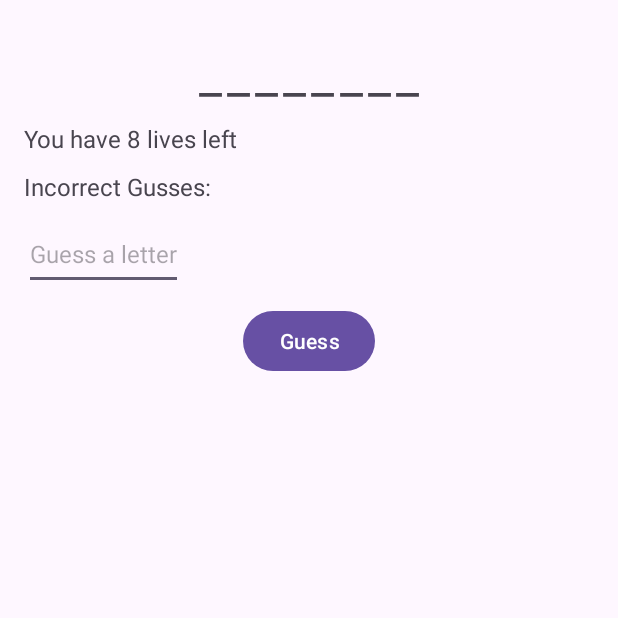
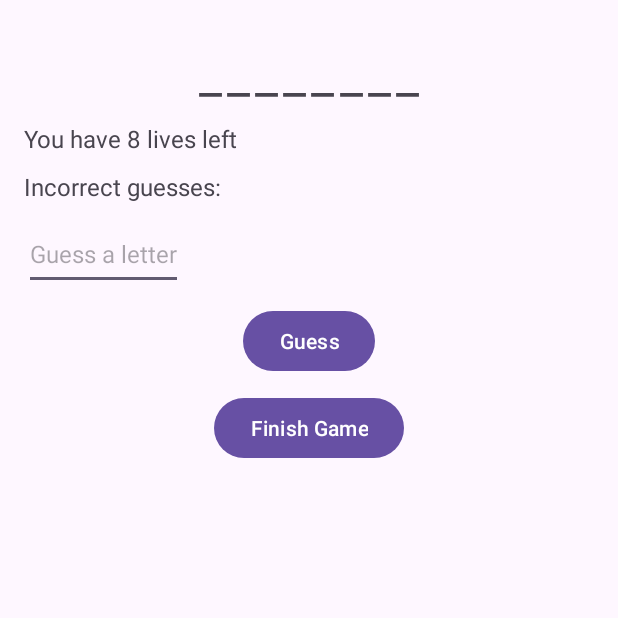
Before and after one commit to mahipal2912/GuessingGame, an Android app: the screen it shows after launch (GameActivity), on a phone screen of 412 x 824 dp, the top half of it. Run offline under Robolectric (Android 15) with nearby library versions, the phone set to English and light mode, and no system bars; our stand-ins replace data binding.

Commit message:
-> used LiveData

```diff
--- a/app/build.gradle.kts
+++ b/app/build.gradle.kts
@@ -20,7 +20,7 @@ android {
     }
 
     buildFeatures {
-        viewBinding = true
+        dataBinding = true
     }
 
     buildTypes {
--- a/app/src/main/java/com/mahi/guessinggame/GameFragment.kt
+++ b/app/src/main/java/com/mahi/guessinggame/GameFragment.kt
@@ -31,16 +31,9 @@ class GameFragment : Fragment() {
 
         viewModel = ViewModelProvider(this).get(GameViewModel::class.java)
 
-        viewModel.incorrectGusses.observe(viewLifecycleOwner, Observer { newValue ->
-            binding.tvIncorrectGusses.text = "Incorrect Gusses: $newValue"
-        })
-        viewModel.livesLeft.observe(viewLifecycleOwner, Observer { newValue ->
-            binding.tvLives.text = "You have $newValue lives left"
-        })
+        binding.gameViewModel = viewModel
 
-        viewModel.secretWordDisplay.observe(viewLifecycleOwner, Observer { newValue ->
-            binding.tvWord.text = newValue
-        })
+        binding.lifecycleOwner = viewLifecycleOwner
 
         viewModel.gameOver.observe(viewLifecycleOwner,Observer { newValue ->
             if (newValue) {
--- a/app/src/main/java/com/mahi/guessinggame/GameViewModel.kt
+++ b/app/src/main/java/com/mahi/guessinggame/GameViewModel.kt
@@ -70,5 +70,9 @@ class GameViewModel : ViewModel () {
         return message
     }
 
+    fun finishGame () {
+        _gameOver.value = true
+    }
+
 
 }
--- a/app/src/main/java/com/mahi/guessinggame/ResultFragment.kt
+++ b/app/src/main/java/com/mahi/guessinggame/ResultFragment.kt
@@ -6,7 +6,6 @@ import android.view.LayoutInflater
 import android.view.View
 import android.view.ViewGroup
 import androidx.lifecycle.ViewModelProvider
-import androidx.lifecycle.get
 import androidx.navigation.findNavController
 import com.mahi.guessinggame.databinding.FragmentResultBinding
 
@@ -33,8 +32,8 @@ class ResultFragment : Fragment() {
         viewModelFactory = ResultViewModelFactory(result)
         viewModel = ViewModelProvider(this, viewModelFactory)
                                      .get(ResultViewModel::class.java)
-
-        binding.tvWonLost.text = viewModel.result
+        // set the layout's data binding variable
+        binding.resultViewModel = viewModel
 
         binding.btNewGame.setOnClickListener {
             view.findNavController().navigate(R.id.action_resultFragment_to_gameFragment)
--- a/app/src/main/res/layout/fragment_game.xml
+++ b/app/src/main/res/layout/fragment_game.xml
@@ -1,11 +1,18 @@
 <?xml version="1.0" encoding="utf-8"?>
-<LinearLayout xmlns:android="http://schemas.android.com/apk/res/android"
+<layout
+        xmlns:android="http://schemas.android.com/apk/res/android"
         xmlns:tools="http://schemas.android.com/tools"
+        tools:context=".GameFragment">
+    <data>
+        <variable
+                name="gameViewModel"
+                type="com.mahi.guessinggame.GameViewModel" />
+    </data>
+<LinearLayout
         android:layout_width="match_parent"
         android:layout_height="match_parent"
         android:orientation="vertical"
-        android:padding="16dp"
-        tools:context=".GameFragment">
+        android:padding="16dp">
 
 
     <TextView
@@ -15,20 +22,24 @@
             android:layout_gravity="center"
             android:letterSpacing="0.1"
             android:layout_marginTop="10dp"
-            android:textSize="34sp" />
+            android:textSize="34sp"
+            android:text="@{gameViewModel.secretWordDisplay}"/>
 
     <TextView
             android:id="@+id/tvLives"
             android:layout_width="wrap_content"
             android:layout_height="wrap_content"
             android:layout_marginTop="10dp"
-            android:textSize="16sp" />
+            android:textSize="16sp"
+            android:text="@{@string/lives_left(gameViewModel.livesLeft)}"/>
     <TextView
             android:id="@+id/tvIncorrect_gusses"
             android:layout_width="wrap_content"
             android:layout_height="wrap_content"
             android:layout_marginTop="10dp"
-            android:textSize="16sp" />
+            android:textSize="16sp"
+            android:text="@{@string/incorrect_guesses(gameViewModel.incorrectGusses)}"/>
+
     <EditText
             android:id="@+id/tvGuess"
             android:layout_width="wrap_content"
@@ -45,4 +56,14 @@
             android:layout_marginTop="10dp"
             android:layout_gravity="center"
             android:text="@string/guess" />
+    <Button
+            android:id="@+id/btFinshGame"
+            android:layout_width="wrap_content"
+            android:layout_height="wrap_content"
+            android:layout_marginTop="10dp"
+            android:layout_gravity="center"
+            android:text = "@string/finish_game"
+            android:onClick="@{() -> gameViewModel.finishGame()}"/>
+
 </LinearLayout>
+</layout>
--- a/app/src/main/res/values/strings.xml
+++ b/app/src/main/res/values/strings.xml
@@ -4,4 +4,9 @@
     <string name="hello_blank_fragment">Hello blank fragment</string>
     <string name="guess_a_letter">Guess a letter</string>
     <string name="guess">Guess</string>
+    <string name="start_new_game">Start New Game</string>
+    <string name="lives_left">You have %d lives left</string>
+    <string name="incorrect_guesses">Incorrect guesses: %s</string>
+    <string name="finish_game">Finish Game</string>
+
 </resources>
```
Also changed, not shown: app/src/main/res/layout/fragment_result.xml (+20 -8 lines).
